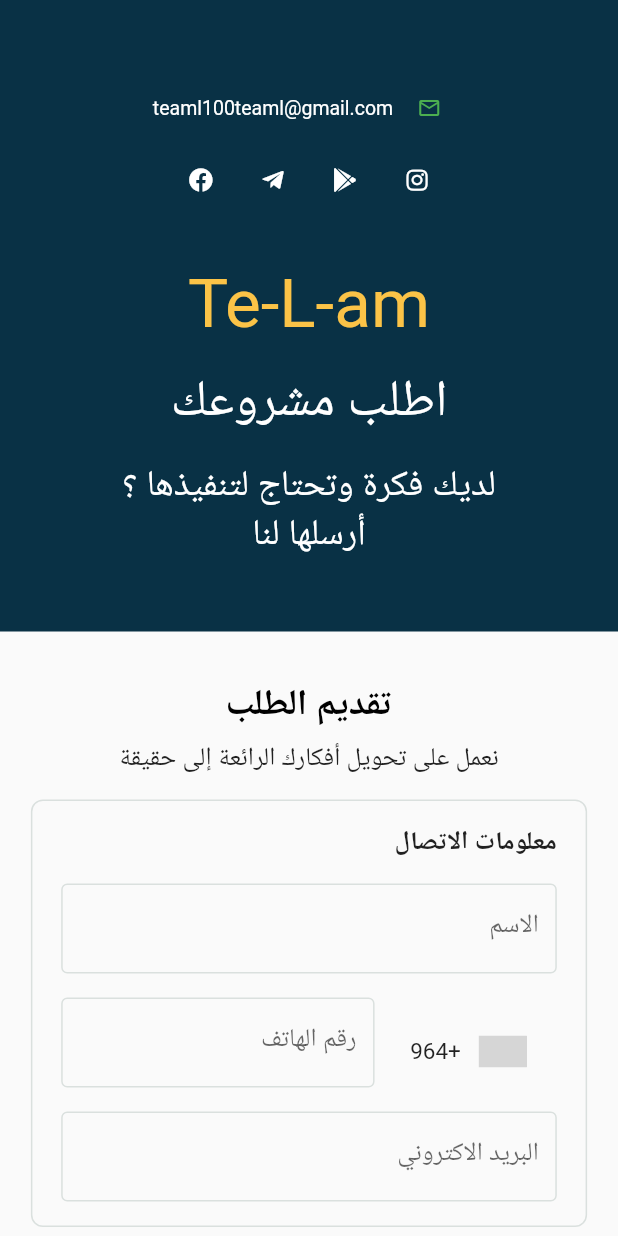
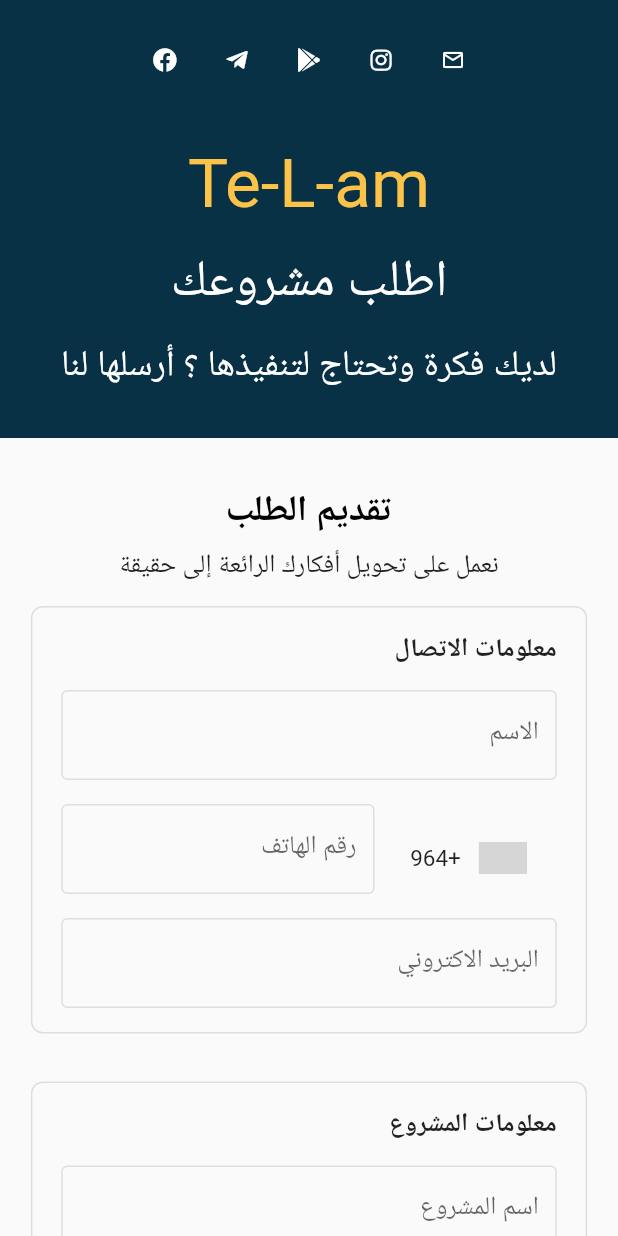
Before and after one commit to MahmoodAliL/team_l.io, a Flutter app: the screen it shows after launch, after a tap on the "email" icon, on a phone screen of 412 x 824 dp. Run offline on Flutter 3.47's test engine with Material 2 defaults, Android fonts, the phone set to English and light mode, and no system bars; drawn by our look-alikes of flutter_form_builder, intl_phone_number_input; our stand-ins replace bloc, cloud_firestore, dartz, flutter_bloc, flutter_screenutil, font_awesome_flutter and 4 more; missing offline and left inert: dart:html; accounts and stored records are empty; grey boxes are pictures that could not be loaded.

Commit message:
Make it responsive

```diff
--- a/lib/domain/projects/value_objects.dart
+++ b/lib/domain/projects/value_objects.dart
@@ -6,7 +6,12 @@
   }
   late int _selectedValueIndex;
 
-  static const balanceValues = ['100 - 400', '400 - 800'];
+  static const balanceValues = [
+    '100 - 500 دولار',
+    '500 - 1000 دولار',
+    '1000 - 2000 دولار',
+    '2000 - 5000 دولار',
+  ];
 
   String get value => balanceValues[_selectedValueIndex];
 
--- a/lib/presentation/core/constants.dart
+++ b/lib/presentation/core/constants.dart
@@ -22,3 +22,4 @@
 const kTelegramChannel = '';
 const kGooglePlay =
     'https://play.google.com/store/apps/dev?id=4735642698271386591';
+const kPhoneNumber = '+9647727366378';
--- a/lib/presentation/home/project_form/project_form_section.dart
+++ b/lib/presentation/home/project_form/project_form_section.dart
@@ -28,6 +28,7 @@
   Widget _buildTitle(BuildContext context) {
     return Text(
       'تقديم الطلب',
+      textAlign: TextAlign.center,
       style: Theme.of(context).textTheme.headline5?.copyWith(
             fontWeight: FontWeight.bold,
             color: Colors.black,
@@ -38,6 +39,7 @@
   Widget _buildDesciption(BuildContext context) {
     return Text(
       'نعمل على تحويل أفكارك الرائعة إلى حقيقة',
+      textAlign: TextAlign.center,
       style: Theme.of(context).textTheme.subtitle1,
     );
   }
--- a/lib/presentation/home/project_form/widgets/fields/project_fields_widget.dart
+++ b/lib/presentation/home/project_form/widgets/fields/project_fields_widget.dart
@@ -43,7 +43,7 @@
         context,
         errorText: requiredFieldErrorMsg,
       ),
-      decoration: const InputDecoration(labelText: 'الميزانية التقديرية'),
+      decoration: const InputDecoration(labelText: 'الميزانية المشروع'),
       items: List.generate(
         Balance.balanceValues.length,
         (index) => DropdownMenuItem(
--- a/lib/presentation/home/project_form/widgets/fields/text_form_field_builder.dart
+++ b/lib/presentation/home/project_form/widgets/fields/text_form_field_builder.dart
@@ -7,7 +7,7 @@
     required this.name,
     required this.label,
     this.validator,
-    this.maxLines,
+    this.maxLines = 1,
   }) : super(key: key);
   final String name;
   final String label;
--- a/lib/presentation/home/widgets/footer.dart
+++ b/lib/presentation/home/widgets/footer.dart
@@ -1,4 +1,5 @@
 import 'package:flutter/material.dart';
+import 'package:flutter_screenutil/flutter_screenutil.dart';
 import 'package:teaml/presentation/core/constants.dart';
 import 'package:teaml/presentation/core/follow_as_icons_widget.dart';
 import 'package:teaml/presentation/core/responsive.dart';
@@ -11,33 +12,37 @@
     return Container(
       color: Theme.of(context).colorScheme.primary,
       child: Padding(
-        padding: const EdgeInsets.symmetric(vertical: 16, horizontal: 64),
+        padding: EdgeInsets.symmetric(
+          vertical: defaultPadding,
+          horizontal: Responsive.isMobile(context)
+              ? defaultPadding
+              : defaultPadding * 4,
+        ),
         child: Column(
           children: [
             Padding(
               padding: const EdgeInsets.only(top: 16, bottom: 32),
               child: Responsive.isLargeMobile(context)
                   ? Column(
-                      children: [
+                      children: const [
                         TeamLAbout(),
-                        SizedBox(height: defaultPadding * 2,),
+                        SizedBox(height: defaultPadding * 2),
                         TeamLAccount(),
                       ],
                     )
                   : Row(
                       mainAxisAlignment: MainAxisAlignment.spaceBetween,
-                      children: [
+                      children: const [
                         TeamLAbout(),
                         TeamLAccount(),
                       ],
                     ),
             ),
             const Divider(color: Colors.white),
-            const SizedBox(
-              height: defaultPadding,
-            ),
+            const SizedBox(height: defaultPadding),
             const Text(
               'جميع الحقوق محفوظة © 2021',
+              textAlign: TextAlign.center,
               style: TextStyle(fontSize: 16, color: Colors.white),
             ),
             const FollowAsIconsWidget(),
@@ -62,18 +67,18 @@
           'البريد الالكتروني',
           textAlign: TextAlign.end,
           style: TextStyle(
-              fontSize: 16, color: Theme.of(context).colorScheme.secondary),
+            fontSize: 16.sp,
+            color: Theme.of(context).colorScheme.secondary,
+          ),
         ),
-        const SizedBox(
-          height: 8,
-        ),
+        const SizedBox(height: defaultPadding / 2),
         const Text(
           kTeamLEmail,
           textAlign: TextAlign.end,
           style: TextStyle(fontSize: 16, color: Colors.white),
         ),
         const SizedBox(
-          height: defaultPadding,
+          height: defaultPadding
         ),
         Text(
           'رقم الهاتف',
@@ -87,7 +92,8 @@
           height: 8,
         ),
         const Text(
-          '077044532454320',
+          kPhoneNumber,
+          textDirection: TextDirection.ltr,
           textAlign: TextAlign.end,
           style: TextStyle(fontSize: 16, color: Colors.white),
         ),
@@ -106,20 +112,19 @@
           ? CrossAxisAlignment.center
           : CrossAxisAlignment.start,
       children: [
-        Text(
-          'Team - L',
-          textAlign: TextAlign.end,
-          style: Theme.of(context).textTheme.headline4?.copyWith(
-            color: secondaryColor
-          )
-        ),
+        Text('Team - L',
+            textAlign: TextAlign.end,
+            style: Theme.of(context)
+                .textTheme
+                .headline4
+                ?.copyWith(color: secondaryColor)),
         const SizedBox(
           height: 8,
         ),
         const SizedBox(
           height: 8,
         ),
-        Container(
+        SizedBox(
           width: Responsive.isLargeMobile(context) ? null : 350,
           child: Text(
             'فريق متخصص في مجال تصميم تطبيقات الاندرويد طبقا لعملائك وطبيعة منتجاتك وبخبرة كبيرة تمتد لسنوات عديدة',
--- a/lib/presentation/home/widgets/header.dart
+++ b/lib/presentation/home/widgets/header.dart
@@ -12,18 +12,24 @@
     return Container(
       color: Theme.of(context).colorScheme.primary,
       child: Padding(
-        padding: const EdgeInsets.symmetric(vertical: 48, horizontal: 64),
+        padding: EdgeInsets.symmetric(
+          vertical: defaultPadding,
+          horizontal: Responsive.isMobile(context)
+              ? defaultPadding
+              : defaultPadding * 4,
+        ),
         child: Column(
           mainAxisAlignment: MainAxisAlignment.center,
           crossAxisAlignment: CrossAxisAlignment.stretch,
           children: [
             const HeaderTopSection(),
-            const SizedBox(height: 32),
+            const SizedBox(height: defaultPadding * 2),
             _buildPageHeaderName(context),
             const SizedBox(height: defaultPadding),
             _buildTitle(context),
             const SizedBox(height: defaultPadding),
             _buildSubTitle(context),
+            const SizedBox(height: defaultPadding),
           ],
         ),
       ),
@@ -31,7 +37,8 @@
   }
 
   Widget _buildPageHeaderName(BuildContext context) {
-    return Text('Te-L-am',
+    return Text(
+      'Te-L-am',
       textAlign: TextAlign.center,
       style: Responsive.isMobile(context)
           ? Theme.of(context).textTheme.headline3?.copyWith(
@@ -39,7 +46,8 @@
               )
           : Theme.of(context).textTheme.headline2?.copyWith(
                 color: Theme.of(context).colorScheme.secondary,
-                ));
+              ),
+    );
   }
 
   Widget _buildTitle(BuildContext context) {
--- a/lib/presentation/home/widgets/header_top_section.dart
+++ b/lib/presentation/home/widgets/header_top_section.dart
@@ -1,5 +1,6 @@
 import 'package:flutter/cupertino.dart';
 import 'package:flutter/material.dart';
+import 'package:font_awesome_flutter/font_awesome_flutter.dart';
 import 'package:teaml/presentation/core/constants.dart';
 import 'package:teaml/presentation/core/follow_as_icons_widget.dart';
 import 'package:teaml/presentation/core/responsive.dart';
@@ -9,35 +10,35 @@
 
   @override
   Widget build(BuildContext context) {
-    return Responsive(
-      mobile: Column(
-        mainAxisAlignment: MainAxisAlignment.spaceBetween,
-        children: [_buildEmailWidget(context), const FollowAsIconsWidget()],
-      ),
-      largeMobile: Row(
-        mainAxisAlignment: MainAxisAlignment.spaceBetween,
-        children: [_buildEmailWidget(context), const FollowAsIconsWidget()],
-      ),
-      desktop: Row(
-        mainAxisAlignment: MainAxisAlignment.spaceBetween,
-        children: [_buildEmailWidget(context), const FollowAsIconsWidget()],
-      ),
+    return Row(
+      mainAxisAlignment: Responsive.isMobile(context)
+          ? MainAxisAlignment.center
+          : MainAxisAlignment.spaceBetween,
+      children: const [
+        _EmailWidget(),
+        FollowAsIconsWidget(),
+      ],
     );
   }
+}
 
-  Widget _buildEmailWidget(BuildContext context) {
+class _EmailWidget extends StatelessWidget {
+  const _EmailWidget({Key? key}) : super(key: key);
+
+  @override
+  Widget build(BuildContext context) {
     return Row(
       mainAxisAlignment: MainAxisAlignment.center,
-
       children: [
         IconButton(
           onPressed: () {},
-          icon: const Icon(
+          icon: Icon(
             Icons.email_outlined,
             size: 16,
-            color: Colors.green,
+            color: Responsive.isMobile(context) ? Colors.white : Colors.green,
           ),
         ),
+        if (!Responsive.isMobile(context))
           Text(
             kTeamLEmail,
             style: Theme.of(context)
```
Also changed, not shown: lib/presentation/core/alert_message.dart (+13 -6 lines), lib/presentation/home/project_form/widgets/project_form.dart (+9 -2 lines), 1 other file. Lines whose indentation alone changed are shown as unchanged.
